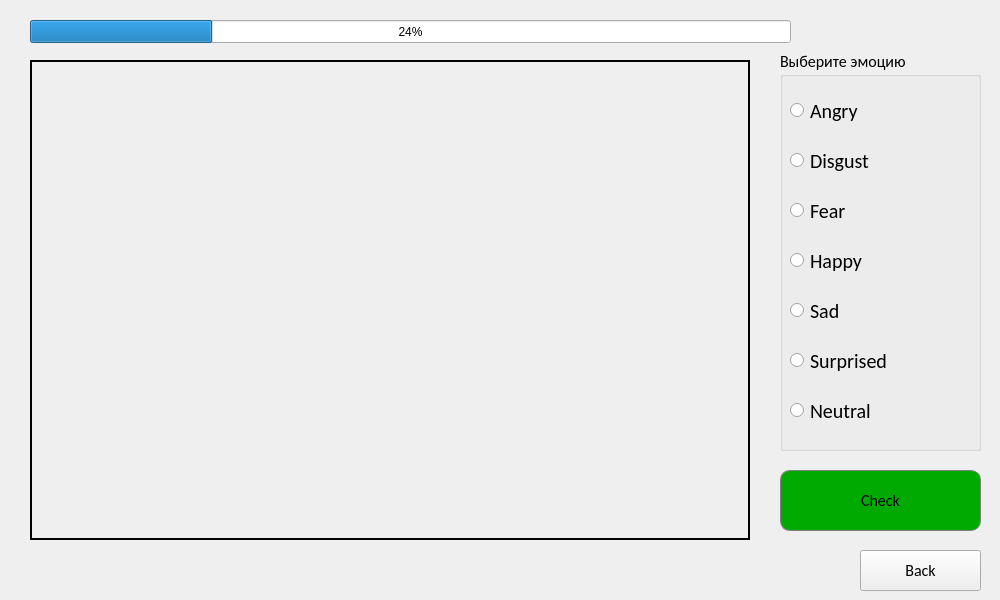
Above: Interface/UITrainer.ui from MichailKon/EmotionTrainer before the change. Below: the same form after it.
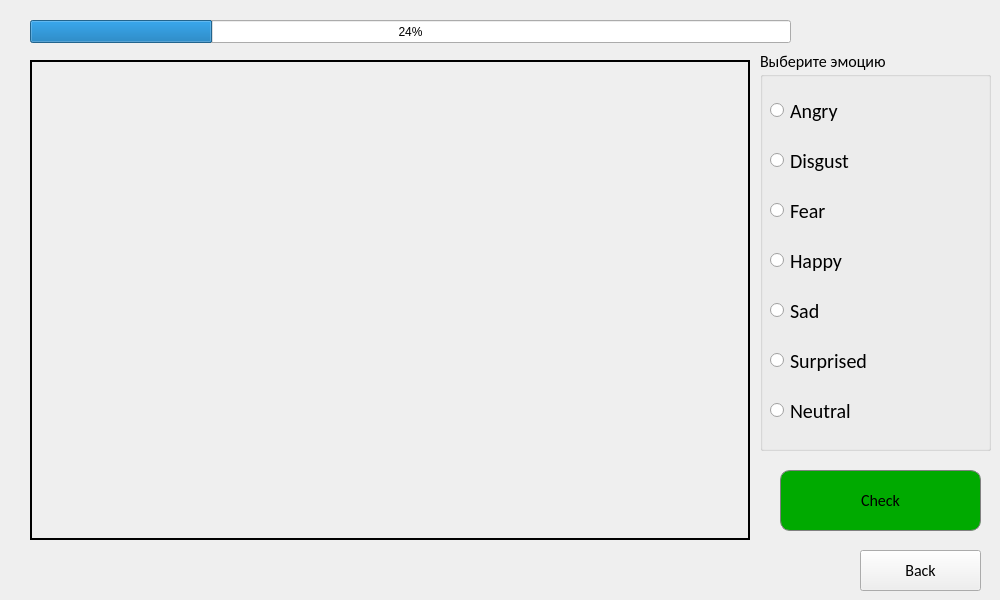
That is the form after the change.

What changed in the file:
```diff
--- a/Interface/UITrainer.ui
+++ b/Interface/UITrainer.ui
@@ -186,9 +186,9 @@
   <widget class="QGroupBox" name="Emotion">
    <property name="geometry">
     <rect>
-     <x>780</x>
+     <x>760</x>
      <y>50</y>
-     <width>201</width>
+     <width>231</width>
      <height>401</height>
     </rect>
    </property>
@@ -428,7 +428,7 @@
      <rect>
       <x>10</x>
       <y>340</y>
-      <width>181</width>
+      <width>191</width>
       <height>41</height>
      </rect>
     </property>
```
